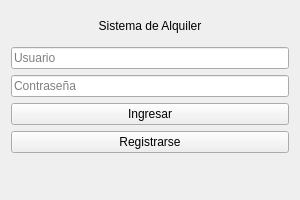
Above: ui/login.ui from Chatsito58/Final_BDD before the change. Below: the same form after it.
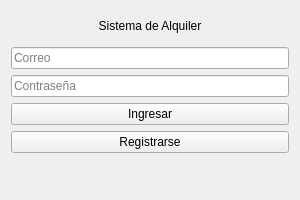
That is the form after the change.

```diff
--- a/ui/login.ui
+++ b/ui/login.ui
@@ -24,7 +24,7 @@
    <item>
     <widget class="QLineEdit" name="usernameLineEdit">
      <property name="placeholderText">
-      <string>Usuario</string>
+      <string>Correo</string>
      </property>
     </widget>
    </item>
```
Left out of the diff: 2 changed lines with no effect on the pictures.
